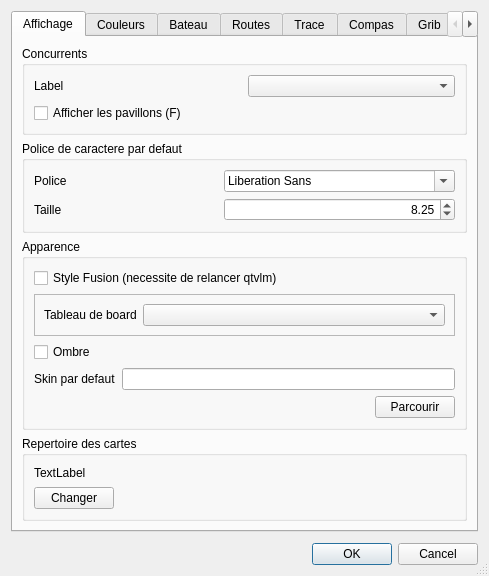
The window that src/Ui/paramVLM.ui (nohal/qtVlm) describes before a commit, drawn with Qt 5.
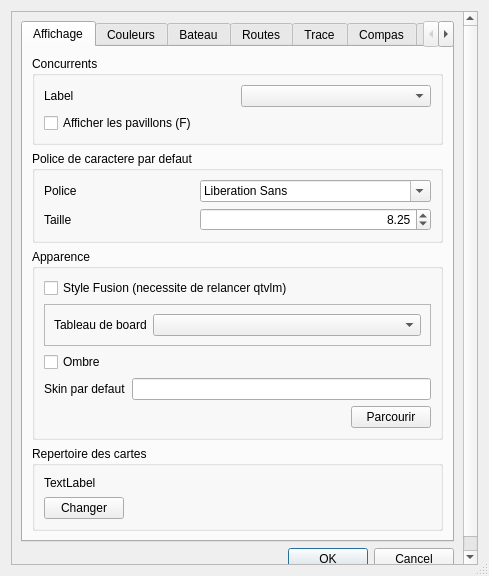
The same window after the commit. Icons and pictures are not drawn.

```diff
--- a/src/Ui/paramVLM.ui
+++ b/src/Ui/paramVLM.ui
@@ -28,6 +28,21 @@
   </property>
   <layout class="QVBoxLayout" name="verticalLayout">
    <item>
+    <widget class="QScrollArea" name="scrollArea">
+     <property name="widgetResizable">
+      <bool>true</bool>
+     </property>
+     <widget class="QWidget" name="scrollAreaWidgetContents">
+      <property name="geometry">
+       <rect>
+        <x>0</x>
+        <y>0</y>
+        <width>469</width>
+        <height>556</height>
+       </rect>
+      </property>
+      <layout class="QVBoxLayout" name="verticalLayout_14">
+       <item>
     <widget class="QTabWidget" name="tabWidget">
      <property name="currentIndex">
       <number>0</number>
@@ -1523,7 +1538,7 @@
      <property name="sizeHint" stdset="0">
       <size>
        <width>20</width>
-       <height>40</height>
+           <height>27</height>
       </size>
      </property>
     </spacer>
@@ -1540,6 +1555,10 @@
    </item>
   </layout>
  </widget>
+    </widget>
+   </item>
+  </layout>
+ </widget>
  <tabstops>
   <tabstop>buttonBox</tabstop>
   <tabstop>cb_oppLabelType</tabstop>
```
Left out of the diff: 2 changed lines with no effect on the pictures. Lines whose indentation alone changed are shown as unchanged.
